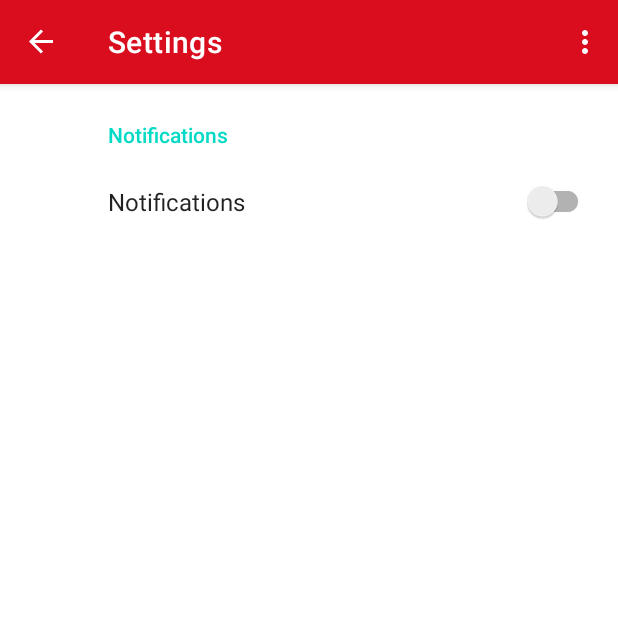
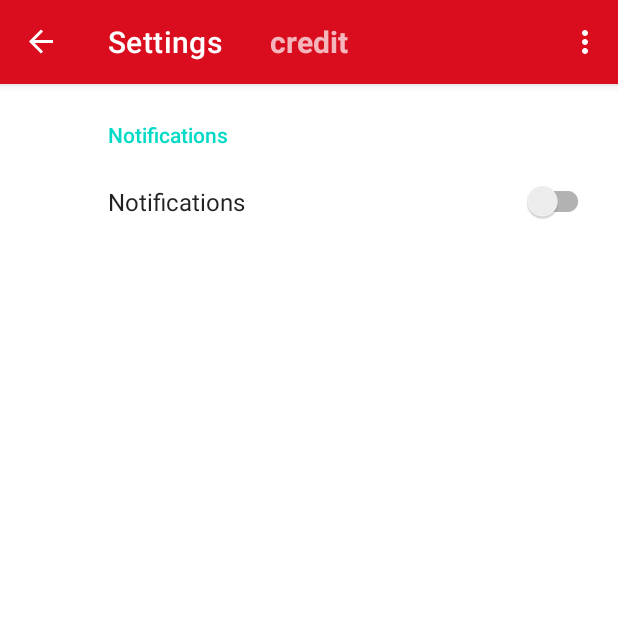
Before and after one commit to MarekHavel/ITU, an Android app: the screen it shows after launch (MainActivity), in the side drawer, after a tap on "Settings", on a phone screen of 412 x 824 dp, the top half of it. Run offline under Robolectric (Android 15) with nearby library versions, the phone set to English and light mode, and no system bars; our stand-ins replace androidx.preference, navigation-ui; 1 statement that could not run was skipped.

Commit message:
Updated menu and topbar
Fixed deprecated issue

```diff
--- a/frontend/app/build.gradle.kts
+++ b/frontend/app/build.gradle.kts
@@ -1,5 +1,3 @@
-import com.android.build.api.dsl.Lint
-
 plugins {
     id("com.android.application")
 }
@@ -27,6 +25,10 @@ android {
     compileOptions {
         sourceCompatibility = JavaVersion.VERSION_1_8
         targetCompatibility = JavaVersion.VERSION_1_8
+        tasks.withType(JavaCompile::class.java) {
+            options.compilerArgs.add("-Xlint")
+            options.compilerArgs.add("-parameters")
+        }
     }
     buildFeatures {
         viewBinding = true
@@ -43,7 +45,7 @@ dependencies {
     implementation("androidx.lifecycle:lifecycle-viewmodel-ktx:2.6.2")
     implementation("androidx.navigation:navigation-fragment:2.7.5")
     implementation("androidx.navigation:navigation-ui:2.7.5")
-    implementation("androidx.preference:preference:1.2.0")
+    implementation("androidx.preference:preference:1.2.1")
     testImplementation("junit:junit:4.13.2")
     androidTestImplementation("androidx.test.ext:junit:1.1.5")
     androidTestImplementation("androidx.test.espresso:espresso-core:3.5.1")
--- a/frontend/app/src/main/java/eu/havy/canteen/MainActivity.java
+++ b/frontend/app/src/main/java/eu/havy/canteen/MainActivity.java
@@ -19,6 +19,8 @@ import com.google.android.material.snackbar.Snackbar;
 import org.json.JSONException;
 import org.json.JSONObject;
 
+import java.util.Objects;
+
 import eu.havy.canteen.api.Api;
 import eu.havy.canteen.databinding.ActivityMainBinding;
 
@@ -27,12 +29,12 @@ public class MainActivity extends AppCompatActivity {
     private AppBarConfiguration mAppBarConfiguration;
     private ActivityMainBinding binding;
 
-    Handler handler = new Handler(Looper.myLooper()) {
+    Handler handler = new Handler(Objects.requireNonNull(Looper.myLooper())) {
         @Override
         public void handleMessage(Message msg) {
             JSONObject jsonObject;
             try {
-                jsonObject = new JSONObject((String)((Bundle)(msg.obj)).get("response"));
+                jsonObject = new JSONObject(Objects.requireNonNull(((Bundle) (msg.obj)).getString("response")));
             } catch (JSONException e) {
                 throw new RuntimeException(e);
             }
@@ -65,12 +67,12 @@ public class MainActivity extends AppCompatActivity {
                 });
         DrawerLayout drawer = binding.drawerLayout;
         NavigationView navigationView = binding.navView;
+
+        //topbar contains menu button instead of back button for these fragments
+        int[] menuItems = {R.id.nav_order_food, R.id.nav_recharge_credit, R.id.nav_order_history};
         // Passing each menu ID as a set of Ids because each
         // menu should be considered as top level destinations.
-        mAppBarConfiguration = new AppBarConfiguration.Builder(
-                R.id.nav_order_food, R.id.nav_recharge_credit, R.id.nav_order_history)
-                .setOpenableLayout(drawer)
-                .build();
+        mAppBarConfiguration = new AppBarConfiguration.Builder(menuItems).setOpenableLayout(drawer).build();
         NavController navController = Navigation.findNavController(this, R.id.nav_host_fragment_content_main);
         NavigationUI.setupActionBarWithNavController(this, navController, mAppBarConfiguration);
         NavigationUI.setupWithNavController(navigationView, navController);
--- a/frontend/app/src/main/java/eu/havy/canteen/ui/order_food/OrderFoodViewModel.java
+++ b/frontend/app/src/main/java/eu/havy/canteen/ui/order_food/OrderFoodViewModel.java
@@ -1,6 +1,4 @@
 package eu.havy.canteen.ui.order_food;
-
-import static java.security.AccessController.getContext;
 
 import android.app.Application;
 import android.os.Bundle;
@@ -38,7 +36,7 @@ public class OrderFoodViewModel extends AndroidViewModel {
             List<Dish> dishList = new ArrayList<>();
             JSONArray jsonArray;
             try {
-                jsonArray = new JSONArray((String) Objects.requireNonNull(((Bundle) (msg.obj)).get("response")));
+                jsonArray = new JSONArray(Objects.requireNonNull(((Bundle) (msg.obj)).getString("response")));
             } catch (JSONException e) {
                 throw new RuntimeException(e);
             }
--- a/frontend/app/src/main/res/layout/topbar.xml
+++ b/frontend/app/src/main/res/layout/topbar.xml
@@ -16,7 +16,18 @@
             android:layout_width="match_parent"
             android:layout_height="?attr/actionBarSize"
             android:background="?attr/colorPrimary"
-            app:popupTheme="@style/Theme.Canteen.PopupOverlay" />
+            app:popupTheme="@style/Theme.Canteen.PopupOverlay">
+
+            <TextView
+                android:id="@+id/toolbar_credit"
+                android:layout_width="wrap_content"
+                android:layout_height="wrap_content"
+                android:layout_gravity="center"
+                android:text="@string/credit"
+                android:textSize="20sp"
+                android:textStyle="bold"/>
+
+        </androidx.appcompat.widget.Toolbar>
 
     </com.google.android.material.appbar.AppBarLayout>
 
@@ -28,7 +39,7 @@
         android:layout_height="wrap_content"
         android:layout_gravity="bottom|end"
         android:layout_marginEnd="@dimen/fab_margin"
-        android:layout_marginBottom="16dp"
+        android:layout_marginBottom="@dimen/fab_margin"
         android:text="@string/orders"
         android:textColor="?attr/colorOnPrimary"
         app:icon="@android:drawable/ic_menu_info_details"
--- a/frontend/app/src/main/res/menu/menu_content.xml
+++ b/frontend/app/src/main/res/menu/menu_content.xml
@@ -3,7 +3,10 @@
     xmlns:tools="http://schemas.android.com/tools"
     tools:showIn="navigation_view">
 
-    <group android:checkableBehavior="single">
+    <group
+        android:id="@+id/nav_canteen"
+        android:checkableBehavior="single">
+
         <item
             android:id="@+id/nav_order_food"
             android:icon="@drawable/order_food"
@@ -16,6 +19,14 @@
             android:id="@+id/nav_order_history"
             android:icon="@drawable/order_history"
             android:title="@string/menu_order_history" />
+    </group>
+
+    <group
+        android:id="@+id/nav_others"
+        android:checkableBehavior="none"
+        android:layout_width="match_parent"
+        android:layout_height="match_parent">
+
         <item
             android:id="@+id/nav_settings"
             android:icon="@drawable/settings"
--- a/frontend/app/src/main/res/values/strings.xml
+++ b/frontend/app/src/main/res/values/strings.xml
@@ -19,4 +19,5 @@
     <string name="notifications">Notifications</string>
     <string name="allowed_notifications">Allowed notifications\n</string>
     <string name="language">Language</string>
+    <string name="credit">credit</string>
 </resources>
```
